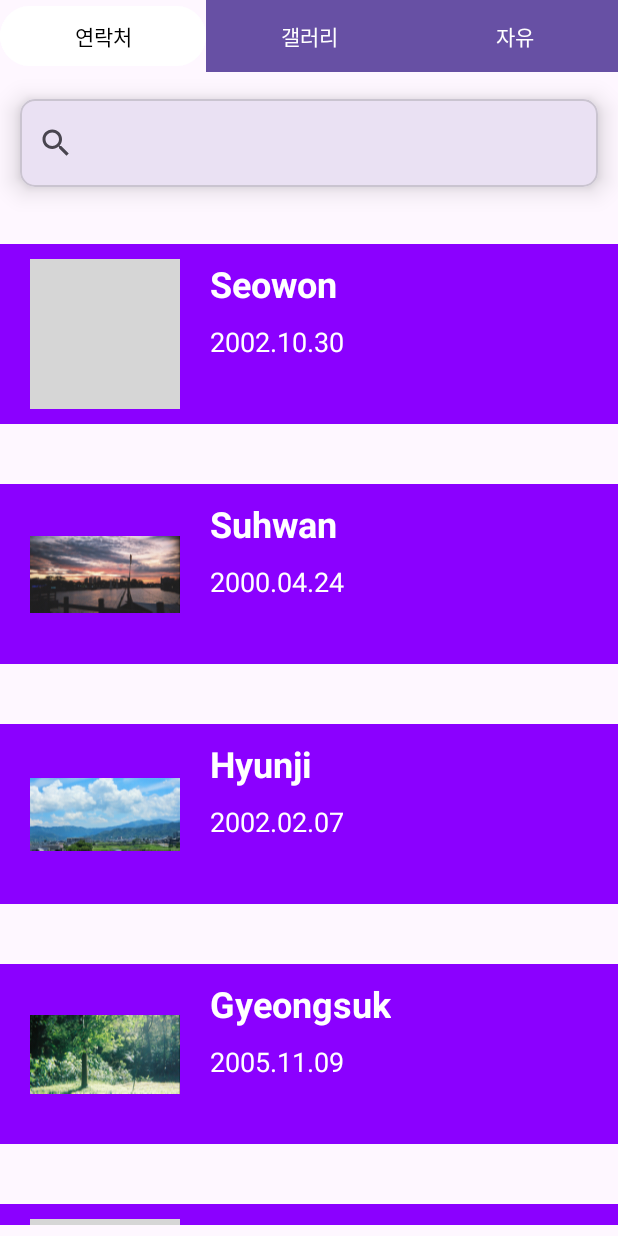
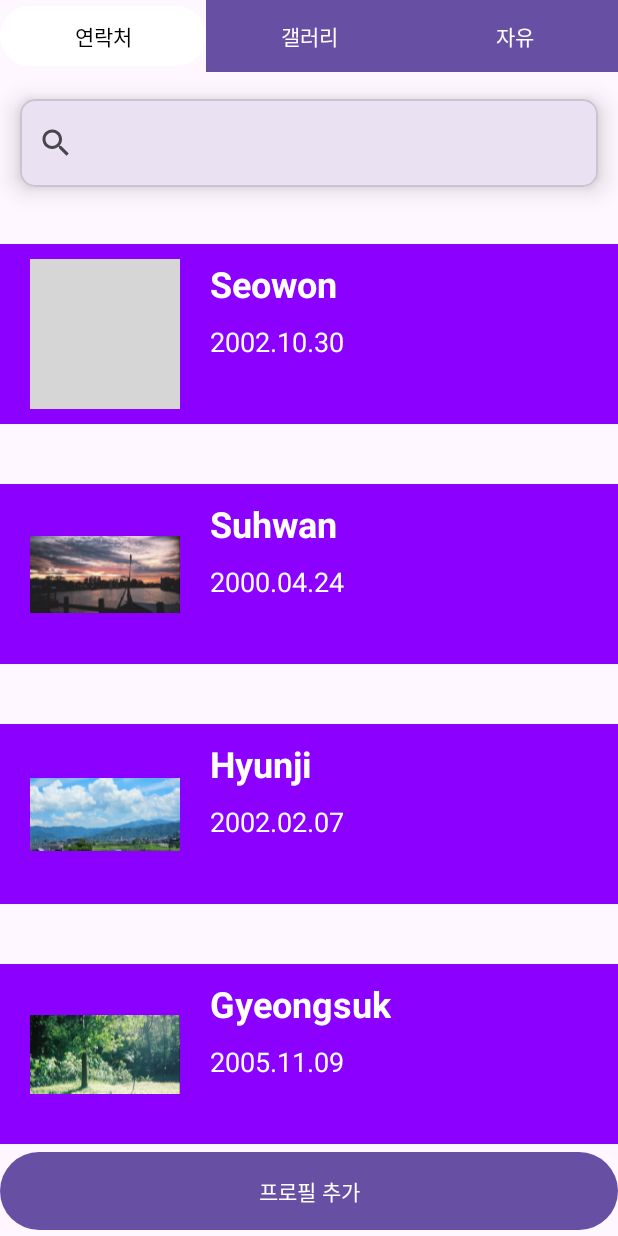
Before and after one commit to Jannare/madcamp_week1, an Android app: the MainActivity screen opened directly, with no data from a screen before it, on a phone screen of 412 x 824 dp. Run offline under Robolectric (Android 15) with nearby library versions, the phone set to English and light mode, and no system bars; our stand-ins replace data binding; pictures from the network do not load; grey boxes are pictures that could not be loaded.

Commit message:
[tab1] 추가 기능 구현 완료 _ 근데 아직 왔다갔다하면 사라져서 viewmodel 이용할 거고, 이제 SnsData랑 ProfileData 합쳐보려고.

```diff
--- a/app/src/main/AndroidManifest.xml
+++ b/app/src/main/AndroidManifest.xml
@@ -26,6 +26,7 @@
         </activity>
         <activity android:name=".SecondActivity" />
         <activity android:name=".FdActivity" />
+        <activity android:name=".AddActivity" />
 
         <activity
             android:name=".Galleryactivity"
--- a/app/src/main/java/com/example/week1/MainActivity.kt
+++ b/app/src/main/java/com/example/week1/MainActivity.kt
@@ -4,6 +4,8 @@
 import android.os.Bundle
 import androidx.appcompat.widget.SearchView
 import android.widget.Toast
+import androidx.activity.result.ActivityResultLauncher
+import androidx.activity.result.contract.ActivityResultContracts
 import androidx.appcompat.app.AppCompatActivity
 import androidx.databinding.DataBindingUtil
 import androidx.recyclerview.widget.LinearLayoutManager
@@ -20,6 +22,8 @@
     private lateinit var ssvv: SearchView
     private lateinit var profileAdapter: ProfileAdapter
     private var datas = mutableListOf<ProfileData>()
+
+    private lateinit var addActivityResultLauncher: ActivityResultLauncher<Intent>
 
     override fun onCreate(savedInstanceState: Bundle?) {
         super.onCreate(savedInstanceState)
@@ -42,23 +46,41 @@
 
         val number = 11.01
 
+        addActivityResultLauncher = registerForActivityResult(ActivityResultContracts.StartActivityForResult()) { result ->
+            if (result.resultCode == RESULT_OK) {
+                result.data?.let {
+                    val name = it.getStringExtra("name") ?: return@let
+                    //val number = it.getStringExtra("number") ?: return@let
+                    val bd = it.getStringExtra("bd") ?: return@let
+                    //val insta = it.getStringExtra("insta") ?: return@let
+                    datas.add(ProfileData(name = name, bd = bd, img = R.drawable.k1))
+                    //그리고 Profile안의 SNSData에도 접근해서 고칠 수 있게
+                    //img는 버튼에서 받아온 걸로 되게.
+                    profileAdapter.setFilteredList(datas)
+                }
+            }
+        }
+
+        binding.createProfileButton.setOnClickListener {
+            val intent = Intent(this, AddActivity::class.java)
+            addActivityResultLauncher.launch(intent)
+        }
+
+//        binding.createProfileButton.setOnClickListener {
+//            val intent = Intent(this, AddActivity::class.java)
+//            startActivity(intent)
+//        }
+
         binding.change22Button.setOnClickListener {
             val intent = Intent(this, FdActivity::class.java)
-            fun main() {
-                println("엄창용 바보0")
-            }
-            main()
+            println("엄창용 바보0")
             startActivity(intent)
-
         }
 
         binding.change23Button.setOnClickListener {
             val intent = Intent(this, ThirdActivity::class.java)
             intent.putExtra("number",number)
-            fun main() {
-                println("엄창용 바보1")
-            }
-            main()
+            println("엄창용 바보1")
             startActivity(intent)
         }
 //        ViewCompat.setOnApplyWindowInsetsListener(findViewById(R.id.main)) { v, insets ->
@@ -81,9 +103,8 @@
         if (query != null) {
             val filteredList = ArrayList<ProfileData>()
             for (i in datas) {
-                if (i.name.lowercase(Locale.ROOT).contains(query.lowercase()) || i.bd.lowercase(Locale.ROOT).contains(query.lowercase())) {
-                    filteredList.add(i)
-                }
+                if (i.name.lowercase(Locale.ROOT).contains(query.lowercase(Locale.ROOT)) || i.bd.lowercase(Locale.ROOT).contains(query.lowercase(Locale.ROOT))) {
+                    filteredList.add(i) }
             }
             if (filteredList.isEmpty()) {
                 Toast.makeText(this, "No Data found", Toast.LENGTH_SHORT).show()
@@ -100,8 +121,11 @@
         datas.add(ProfileData(img = R.drawable.profile2, name = "Hyunji", bd = "2002.02.07"))
         datas.add(ProfileData(img = R.drawable.profile5, name = "Gyeongsuk", bd = "2005.11.09"))
         datas.add(ProfileData(img = R.drawable.profile4, name = "Taeseok", bd = "2000.07.03"))
-        datas.add(ProfileData(img = R.drawable.profile1, name = "Seowon", bd = "2002.10.30"))
-        datas.add(ProfileData(img = R.drawable.profile3, name = "Suhwan", bd = "2000.04.24"))
+        datas.add(ProfileData(img = R.drawable.profile1, name = "신서원", bd = "2002.10.30"))
+        datas.add(ProfileData(img = R.drawable.profile3, name = "김수환", bd = "2000.04.24"))
         datas.add(ProfileData(img = R.drawable.profile2, name = "Hyunji", bd = "2002.02.07"))
     }
+
+
+
 }
--- a/app/src/main/java/com/example/week1/ProfileAdapter.kt
+++ b/app/src/main/java/com/example/week1/ProfileAdapter.kt
@@ -49,7 +49,7 @@
         }
     }
 
-    fun setFilteredList(datam: ArrayList<ProfileData>) {
+    fun setFilteredList(datam: MutableList<ProfileData>) {
         this.datas = datam
         notifyDataSetChanged()
     }
--- a/app/src/main/res/drawable/color_change.xml
+++ b/app/src/main/res/drawable/color_change.xml
@@ -2,14 +2,14 @@
 <selector xmlns:android="http://schemas.android.com/apk/res/android">
     <item android:state_enabled="false">
         <shape>
-            <solid android:color="#0B59DF"></solid>
-            <corners android:radius="0dp"></corners>
+            <solid android:color="#0B59DF" />
+            <corners android:radius="0dp" />
         </shape>
     </item>
     <item android:state_pressed="true">
         <shape>
-            <solid android:color="#D8CEF6"></solid>
-            <corners android:radius="50dp"></corners>
+            <solid android:color="#D8CEF6" />
+            <corners android:radius="0dp" />
         </shape>
     </item>
 </selector>
--- a/app/src/main/res/layout/activity_main.xml
+++ b/app/src/main/res/layout/activity_main.xml
@@ -1,9 +1,8 @@
 <?xml version="1.0" encoding="utf-8"?>
-<layout>
+<layout xmlns:tools="http://schemas.android.com/tools"
+    xmlns:android="http://schemas.android.com/apk/res/android"
+    xmlns:app="http://schemas.android.com/apk/res-auto">
     <androidx.constraintlayout.widget.ConstraintLayout
-        xmlns:android="http://schemas.android.com/apk/res/android"
-        xmlns:app="http://schemas.android.com/apk/res-auto"
-        xmlns:tools="http://schemas.android.com/tools"
         android:id="@+id/main"
         android:layout_width="match_parent"
         android:layout_height="match_parent"
@@ -60,24 +59,30 @@
                 app:queryBackground="@color/transparent"
                 android:paddingTop="5dp"
                 android:paddingBottom="5dp"
-                android:iconifiedByDefault="false"
-                app:layout_constraintTop_toBottomOf="@id/change21Button"
-                app:layout_constraintLeft_toLeftOf="parent"
-                app:layout_constraintRight_toRightOf="parent"/>
+                android:iconifiedByDefault="false" />
 
         </com.google.android.material.card.MaterialCardView>
 
         <androidx.recyclerview.widget.RecyclerView
             android:id="@+id/rv_profile"
             android:layout_width="match_parent"
-            android:layout_height="wrap_content"
+            android:layout_height="0dp"
+            android:orientation="vertical"
             app:layoutManager="androidx.recyclerview.widget.LinearLayoutManager"
-            android:orientation="vertical"
-            tools:listitem="@layout/item_recycler"
-            app:layout_constraintTop_toBottomOf="@id/mcv_profile"
             app:layout_constraintLeft_toLeftOf="parent"
             app:layout_constraintRight_toRightOf="parent"
-            android:paddingBottom="150dp" />
+            app:layout_constraintTop_toBottomOf="@id/mcv_profile"
+            app:layout_constraintBottom_toTopOf="@id/createProfileButton"
+            tools:listitem="@layout/item_recycler" />
+
+        <Button
+            android:id="@+id/createProfileButton"
+            android:layout_width="match_parent"
+            android:layout_height="wrap_content"
+            android:paddingTop="15dp"
+            android:paddingBottom="15dp"
+            android:text="프로필 추가"
+            app:layout_constraintBottom_toBottomOf="parent" />
 
     </androidx.constraintlayout.widget.ConstraintLayout>
 </layout>
```
Also changed, not shown: app/src/main/java/com/example/week1/AddActivity.kt (added, +63 -0 lines), app/src/main/res/layout/activity_add.xml (added, +72 -0 lines).
